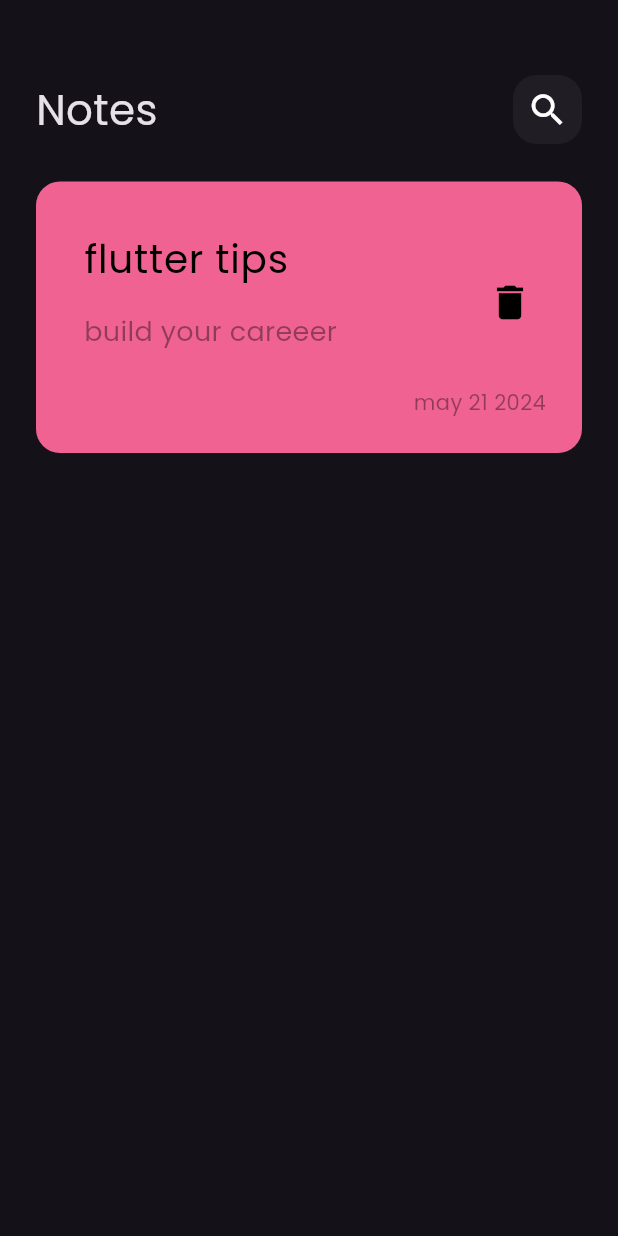
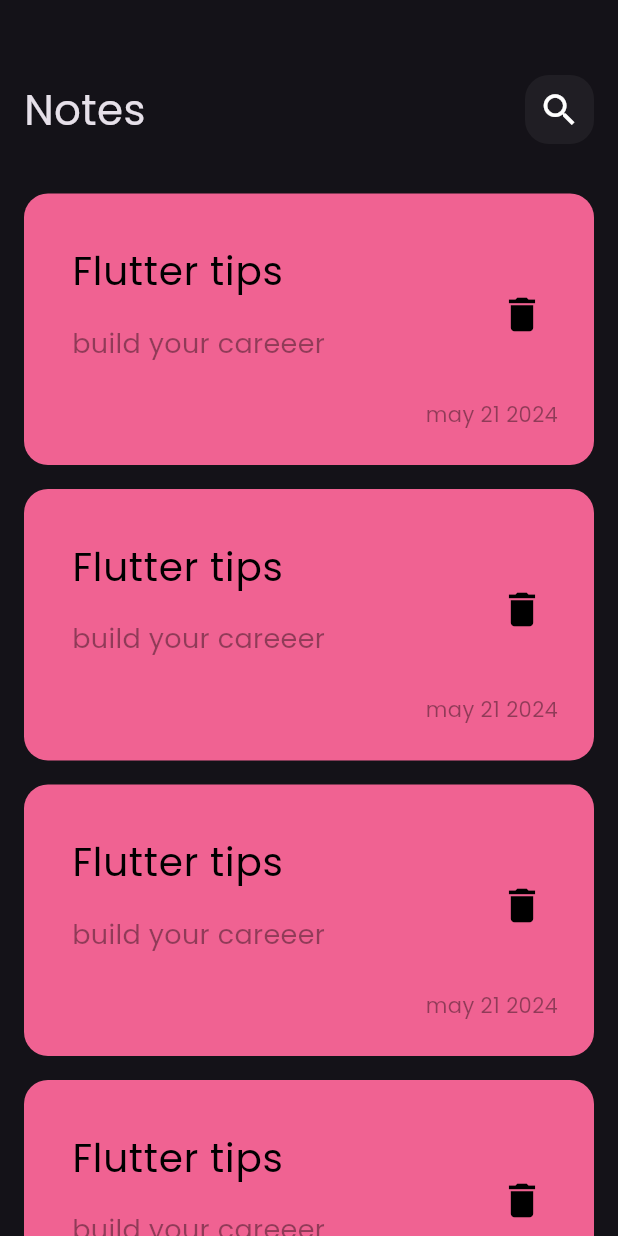
Before and after one commit to leqaadiab/notes_app, a Flutter app: the screen it shows after launch, on a phone screen of 412 x 824 dp. Run offline on Flutter 3.47's test engine with Material 3 defaults, Android fonts, the light colour scheme and no system bars.

Commit message:
notes item

```diff
--- a/lib/views/widgets/note_item.dart
+++ b/lib/views/widgets/note_item.dart
@@ -18,7 +18,7 @@
         children: [
           ListTile(
             title: Text(
-              'flutter tips',
+              'Flutter tips',
               style: const TextStyle(
                 fontSize: 26,
                 color: Colors.black,
--- a/lib/views/widgets/notes_view_body.dart
+++ b/lib/views/widgets/notes_view_body.dart
@@ -9,7 +9,7 @@
   @override
   Widget build(BuildContext context) {
     return const Padding(
-      padding: EdgeInsets.symmetric(horizontal: 24),
+      padding: EdgeInsets.symmetric(horizontal: 16),
       child: Column(
         children: [
           SizedBox(
@@ -22,9 +22,23 @@
           SizedBox(
             height: 25,
           ),
-          NoteItem(),
+          Expanded(child: NotesListView()),
         ],
       ),
     );
   }
 }
+
+class NotesListView extends StatelessWidget {
+  const NotesListView({super.key});
+
+  @override
+  Widget build(BuildContext context) {
+    return ListView.builder(itemBuilder: (context, index) {
+      return Padding(
+        padding: const EdgeInsets.symmetric(vertical: 8),
+        child: NoteItem(),
+      );
+    });
+  }
+}
```
